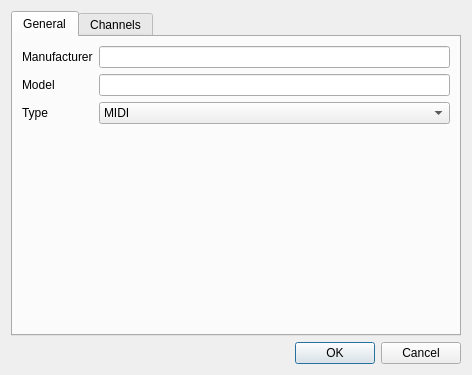
Before: the Qt Designer form ui/src/inputprofileeditor.ui in mcallegari/qlcplus, drawn with Qt 5.
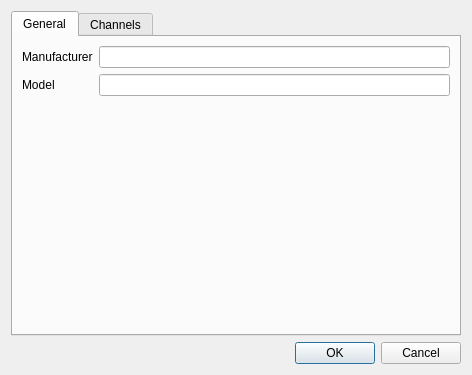
After: the same form once the commit is applied. Icons and pictures are not drawn.

Commit message: UI: removed input profile type since it doesn't give any additional value

```diff
--- a/ui/src/inputprofileeditor.ui
+++ b/ui/src/inputprofileeditor.ui
@@ -41,7 +41,7 @@
          </property>
         </widget>
        </item>
-       <item row="3" column="1">
+       <item row="2" column="1">
         <spacer name="verticalSpacer_2">
          <property name="orientation">
           <enum>Qt::Vertical</enum>
@@ -68,27 +68,6 @@
          </property>
         </widget>
        </item>
-       <item row="2" column="0">
-        <widget class="QLabel" name="m_typeLabel">
-         <property name="text">
-          <string>Type</string>
-         </property>
-        </widget>
-       </item>
-       <item row="2" column="1">
-        <widget class="QComboBox" name="m_typeCombo">
-         <item>
-          <property name="text">
-           <string>MIDI</string>
-          </property>
-         </item>
-         <item>
-          <property name="text">
-           <string>OSC</string>
-          </property>
-         </item>
-        </widget>
-       </item>
       </layout>
      </widget>
      <widget class="QWidget" name="tab_2">
```
The commit also changes 4 other files.
